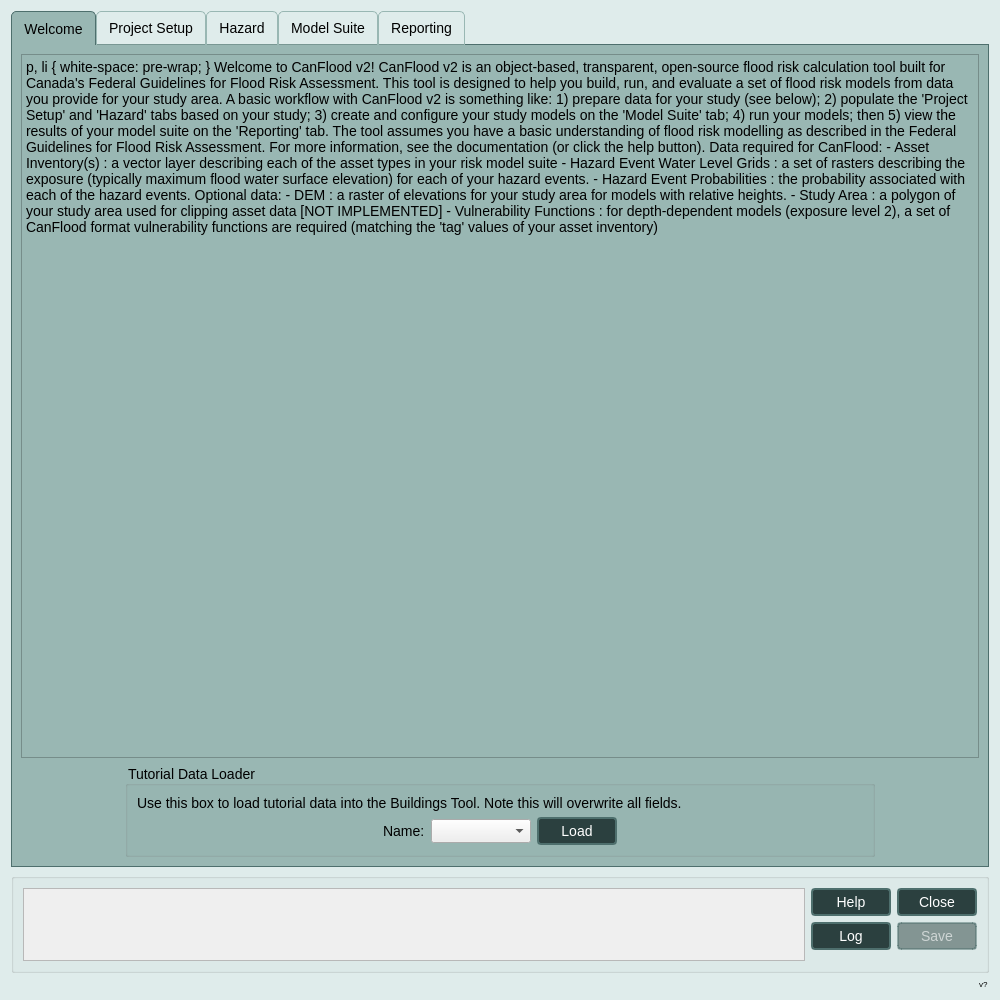
Qt form canflood2/canflood2_dialog_main.ui (cefect/CanFlood2) before a commit.
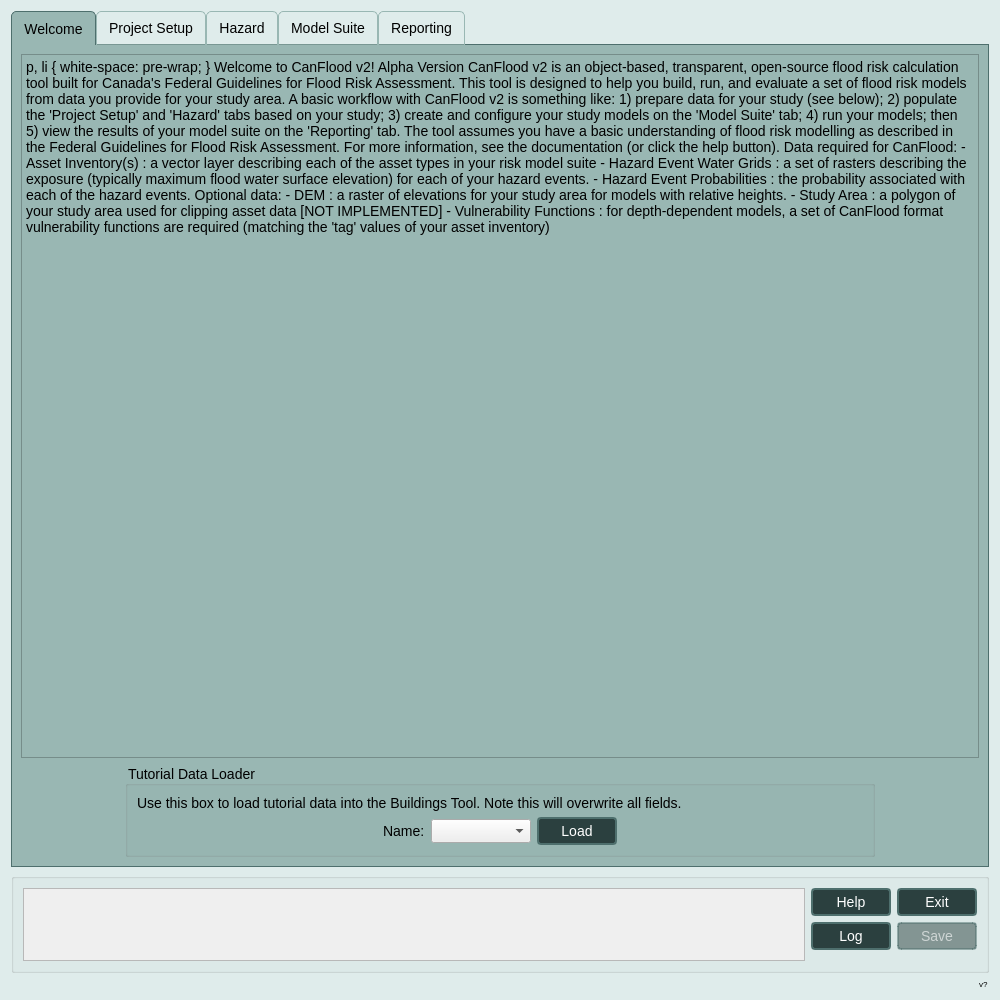
The same form after that commit. Icons and pictures are not drawn. Custom widgets are drawn as their Qt base class.

The edit to the form file:
```diff
--- a/canflood2/canflood2_dialog_main.ui
+++ b/canflood2/canflood2_dialog_main.ui
@@ -167,7 +167,7 @@
 &lt;/style&gt;&lt;/head&gt;&lt;body style=&quot; font-family:'MS Shell Dlg 2'; font-size:14px; font-weight:400; font-style:normal;&quot;&gt;
 &lt;p align=&quot;center&quot; style=&quot; margin-top:0px; margin-bottom:0px; margin-left:0px; margin-right:0px; -qt-block-indent:0; text-indent:0px;&quot;&gt;&lt;span style=&quot; font-size:12pt;&quot;&gt; Welcome to CanFlood v2!    &lt;/span&gt;&lt;/p&gt;
 &lt;p align=&quot;center&quot; style=&quot; margin-top:12px; margin-bottom:12px; margin-left:0px; margin-right:0px; -qt-block-indent:0; text-indent:0px;&quot;&gt;&lt;span style=&quot; font-size:12pt;&quot;&gt;    &lt;/span&gt;&lt;img src=&quot;:/canflood2/img/logo_20210510_22x22.png&quot; /&gt;&lt;span style=&quot; font-size:12pt;&quot;&gt;    &lt;/span&gt;&lt;/p&gt;
-&lt;p align=&quot;center&quot; style=&quot;-qt-paragraph-type:empty; margin-top:12px; margin-bottom:12px; margin-left:0px; margin-right:0px; -qt-block-indent:0; text-indent:0px;&quot;&gt;&lt;br /&gt;&lt;/p&gt;
+&lt;p align=&quot;center&quot; style=&quot; margin-top:12px; margin-bottom:12px; margin-left:0px; margin-right:0px; -qt-block-indent:0; text-indent:0px;&quot;&gt;&lt;span style=&quot; font-size:18pt; color:#ff0000;&quot;&gt;Alpha Version&lt;/span&gt;&lt;/p&gt;
 &lt;p style=&quot;-qt-paragraph-type:empty; margin-top:12px; margin-bottom:12px; margin-left:0px; margin-right:0px; -qt-block-indent:0; text-indent:0px; font-size:12pt;&quot;&gt;&lt;br /&gt;&lt;/p&gt;
 &lt;p style=&quot; margin-top:12px; margin-bottom:12px; margin-left:0px; margin-right:0px; -qt-block-indent:0; text-indent:0px;&quot;&gt;&lt;span style=&quot; font-size:12pt;&quot;&gt;CanFlood v2 is an object-based, transparent, open-source flood risk calculation tool built for Canada's Federal Guidelines for Flood Risk Assessment.&lt;/span&gt;&lt;/p&gt;
 &lt;p style=&quot; margin-top:0px; margin-bottom:0px; margin-left:0px; margin-right:0px; -qt-block-indent:0; text-indent:0px;&quot;&gt;&lt;span style=&quot; font-size:12pt;&quot;&gt;This tool is designed to help you build, run, and evaluate a set of flood risk models from data you provide for your study area. &lt;/span&gt;&lt;/p&gt;
@@ -176,14 +176,14 @@
 &lt;p style=&quot; margin-top:0px; margin-bottom:0px; margin-left:0px; margin-right:0px; -qt-block-indent:0; text-indent:0px;&quot;&gt;&lt;span style=&quot; font-size:12pt;&quot;&gt;The tool assumes you have a basic understanding of flood risk modelling as described in the Federal Guidelines for Flood Risk Assessment. For more information, see the &lt;/span&gt;&lt;a href=&quot;https://canflood2.readthedocs.io/en/latest/&quot;&gt;&lt;span style=&quot; font-size:12pt; text-decoration: underline; color:#0000ff;&quot;&gt;documentation&lt;/span&gt;&lt;/a&gt;&lt;span style=&quot; font-size:12pt;&quot;&gt; (or click the help button).  &lt;/span&gt;&lt;/p&gt;
 &lt;p style=&quot; margin-top:12px; margin-bottom:12px; margin-left:0px; margin-right:0px; -qt-block-indent:0; text-indent:0px;&quot;&gt;&lt;span style=&quot; font-size:12pt;&quot;&gt;    &lt;br /&gt;Data required for CanFlood:&lt;/span&gt;&lt;/p&gt;
 &lt;p style=&quot; margin-top:0px; margin-bottom:0px; margin-left:0px; margin-right:0px; -qt-block-indent:0; text-indent:0px;&quot;&gt;&lt;span style=&quot; font-size:12pt;&quot;&gt;- &lt;/span&gt;&lt;span style=&quot; font-size:12pt; font-weight:600;&quot;&gt;Asset Inventory(s)&lt;/span&gt;&lt;span style=&quot; font-size:12pt;&quot;&gt;: a vector layer describing each of the asset types in your risk model suite&lt;/span&gt;&lt;/p&gt;
-&lt;p style=&quot; margin-top:0px; margin-bottom:0px; margin-left:0px; margin-right:0px; -qt-block-indent:0; text-indent:0px;&quot;&gt;&lt;span style=&quot; font-size:12pt;&quot;&gt;- &lt;/span&gt;&lt;span style=&quot; font-size:12pt; font-weight:600;&quot;&gt;Hazard Event Water Level Grids&lt;/span&gt;&lt;span style=&quot; font-size:12pt;&quot;&gt;: a set of rasters describing the exposure (typically maximum flood water surface elevation) for each of your hazard events.&lt;/span&gt;&lt;/p&gt;
+&lt;p style=&quot; margin-top:0px; margin-bottom:0px; margin-left:0px; margin-right:0px; -qt-block-indent:0; text-indent:0px;&quot;&gt;&lt;span style=&quot; font-size:12pt;&quot;&gt;- &lt;/span&gt;&lt;span style=&quot; font-size:12pt; font-weight:600;&quot;&gt;Hazard Event Water Grids&lt;/span&gt;&lt;span style=&quot; font-size:12pt;&quot;&gt;: a set of rasters describing the exposure (typically maximum flood water surface elevation) for each of your hazard events.&lt;/span&gt;&lt;/p&gt;
 &lt;p style=&quot; margin-top:0px; margin-bottom:0px; margin-left:0px; margin-right:0px; -qt-block-indent:0; text-indent:0px;&quot;&gt;&lt;span style=&quot; font-size:12pt;&quot;&gt;- &lt;/span&gt;&lt;span style=&quot; font-size:12pt; font-weight:600;&quot;&gt;Hazard Event Probabilities&lt;/span&gt;&lt;span style=&quot; font-size:12pt;&quot;&gt;: the probability associated with each of the hazard events.&lt;/span&gt;&lt;/p&gt;
 &lt;p style=&quot;-qt-paragraph-type:empty; margin-top:0px; margin-bottom:0px; margin-left:0px; margin-right:0px; -qt-block-indent:0; text-indent:0px; font-size:12pt;&quot;&gt;&lt;br /&gt;&lt;/p&gt;
 &lt;p style=&quot; margin-top:0px; margin-bottom:0px; margin-left:0px; margin-right:0px; -qt-block-indent:0; text-indent:0px;&quot;&gt;&lt;span style=&quot; font-size:12pt;&quot;&gt;Optional data:&lt;/span&gt;&lt;/p&gt;
 &lt;p style=&quot;-qt-paragraph-type:empty; margin-top:0px; margin-bottom:0px; margin-left:0px; margin-right:0px; -qt-block-indent:0; text-indent:0px; font-size:12pt;&quot;&gt;&lt;br /&gt;&lt;/p&gt;
 &lt;p style=&quot; margin-top:0px; margin-bottom:0px; margin-left:0px; margin-right:0px; -qt-block-indent:0; text-indent:0px;&quot;&gt;&lt;span style=&quot; font-size:12pt;&quot;&gt;- &lt;/span&gt;&lt;span style=&quot; font-size:12pt; font-weight:600;&quot;&gt;DEM&lt;/span&gt;&lt;span style=&quot; font-size:12pt;&quot;&gt;: a raster of elevations for your study area for models with relative heights.&lt;/span&gt;&lt;/p&gt;
 &lt;p style=&quot; margin-top:0px; margin-bottom:0px; margin-left:0px; margin-right:0px; -qt-block-indent:0; text-indent:0px;&quot;&gt;&lt;span style=&quot; font-size:12pt;&quot;&gt;- &lt;/span&gt;&lt;span style=&quot; font-size:12pt; font-weight:600;&quot;&gt;Study Area&lt;/span&gt;&lt;span style=&quot; font-size:12pt;&quot;&gt;: a polygon of your study area used for clipping asset data [NOT IMPLEMENTED]&lt;/span&gt;&lt;/p&gt;
-&lt;p style=&quot; margin-top:0px; margin-bottom:0px; margin-left:0px; margin-right:0px; -qt-block-indent:0; text-indent:0px;&quot;&gt;&lt;span style=&quot; font-size:12pt;&quot;&gt;- &lt;/span&gt;&lt;span style=&quot; font-size:12pt; font-weight:600;&quot;&gt;Vulnerability Functions&lt;/span&gt;&lt;span style=&quot; font-size:12pt;&quot;&gt;: for depth-dependent models (exposure level 2), a set of CanFlood format vulnerability functions are required (matching the 'tag' values of your asset inventory)&lt;/span&gt;&lt;/p&gt;
+&lt;p style=&quot; margin-top:0px; margin-bottom:0px; margin-left:0px; margin-right:0px; -qt-block-indent:0; text-indent:0px;&quot;&gt;&lt;span style=&quot; font-size:12pt;&quot;&gt;- &lt;/span&gt;&lt;span style=&quot; font-size:12pt; font-weight:600;&quot;&gt;Vulnerability Functions&lt;/span&gt;&lt;span style=&quot; font-size:12pt;&quot;&gt;: for depth-dependent models, a set of CanFlood format vulnerability functions are required (matching the 'tag' values of your asset inventory)&lt;/span&gt;&lt;/p&gt;
 &lt;p style=&quot;-qt-paragraph-type:empty; margin-top:0px; margin-bottom:0px; margin-left:0px; margin-right:0px; -qt-block-indent:0; text-indent:0px; font-size:12pt;&quot;&gt;&lt;br /&gt;&lt;/p&gt;
 &lt;p style=&quot; margin-top:0px; margin-bottom:0px; margin-left:0px; margin-right:0px; -qt-block-indent:0; text-indent:0px;&quot;&gt;&lt;span style=&quot; font-size:12pt;&quot;&gt;     &lt;br /&gt;  &lt;/span&gt;&lt;/p&gt;&lt;/body&gt;&lt;/html&gt;</string>
          </property>
@@ -1882,7 +1882,7 @@
              </size>
             </property>
             <property name="text">
-             <string>Close</string>
+             <string>Exit</string>
             </property>
            </widget>
           </item>
```
Left out of the diff: 2 changed lines with no effect on the pictures.
